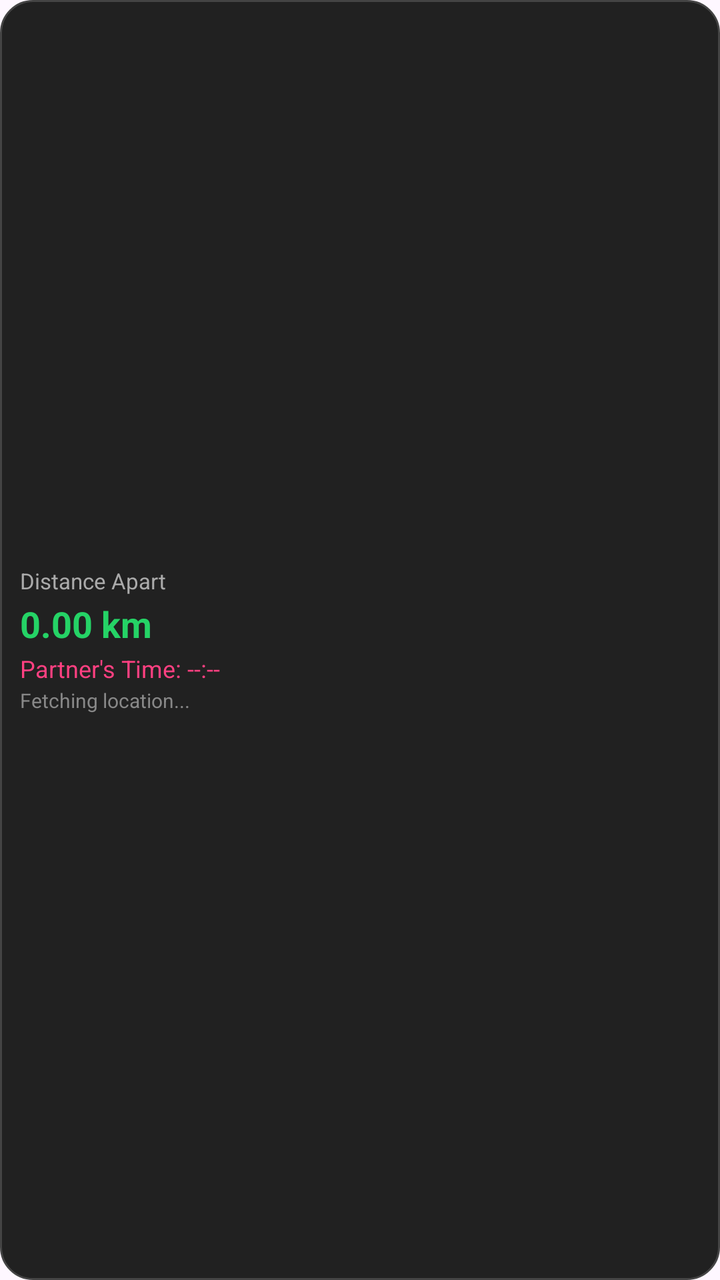
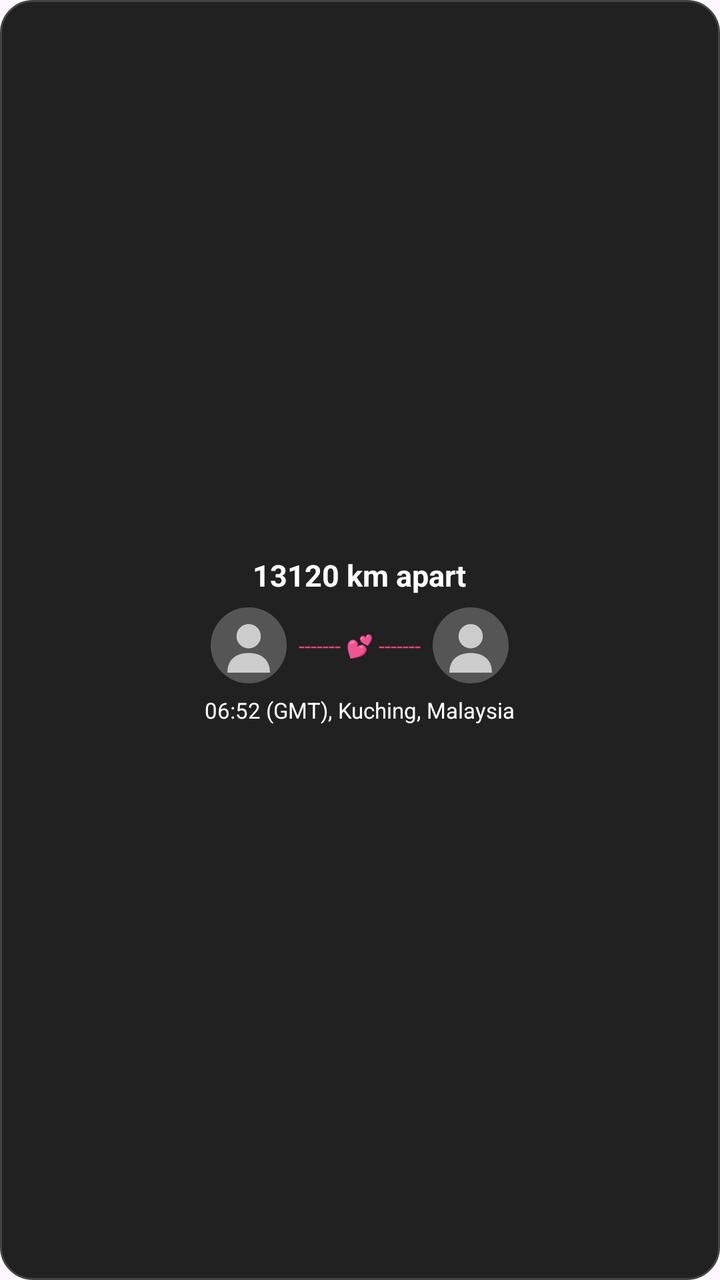

Screens rendered from an Android XML layout before and after an edit, with the pre-edit source and the edit as a unified diff.
<!-- AndroidManifest.xml: application theme Theme.ProjectCecily -->
<!-- res/layout/widget_ldr_status.xml -->
<?xml version="1.0" encoding="utf-8"?>
<LinearLayout xmlns:android="http://schemas.android.com/apk/res/android"
    android:id="@+id/widget_ldr_root"
    android:layout_width="match_parent"
    android:layout_height="match_parent"
    android:background="@drawable/widget_background"
    android:gravity="center_vertical"
    android:orientation="vertical"
    android:padding="10dp">

    <TextView
        android:id="@+id/tvWidgetHeader"
        android:layout_width="wrap_content"
        android:layout_height="wrap_content"
        android:text="Distance Apart"
        android:textColor="#AAAAAA"
        android:textSize="11sp" />

    <TextView
        android:id="@+id/tvWidgetDistanceText"
        android:layout_width="wrap_content"
        android:layout_height="wrap_content"
        android:layout_marginTop="2dp"
        android:text="0.00 km"
        android:textColor="#25D366"
        android:textSize="18sp"
        android:textStyle="bold" />

    <TextView
        android:id="@+id/tvWidgetPartnerTimeText"
        android:layout_width="wrap_content"
        android:layout_height="wrap_content"
        android:layout_marginTop="2dp"
        android:text="Partner's Time: --:--"
        android:textColor="#FF4081"
        android:textSize="12sp" />

    <TextView
        android:id="@+id/tvWidgetPartnerLocationText"
        android:layout_width="wrap_content"
        android:layout_height="wrap_content"
        android:layout_marginTop="1dp"
        android:text="Fetching location..."
        android:textColor="#888888"
        android:textSize="10sp" />

</LinearLayout>
<!-- resources referenced by this layout -->
<resources>
  <!-- drawable widget_background (drawable) -->
  <?xml version="1.0" encoding="utf-8"?>
  <shape xmlns:android="http://schemas.android.com/apk/res/android">
      <solid android:color="#212121" />
      <corners android:radius="16dp" />
      <stroke android:width="1dp" android:color="#444444" />
  </shape>
  <style name="Theme.ProjectCecily" parent="Base.Theme.ProjectCecily" />
  <style name="Base.Theme.ProjectCecily" parent="Theme.Material3.DayNight.NoActionBar">
          
          <item name="colorPrimary">@color/nav_selected</item>
          <item name="windowActionBar">false</item>
          <item name="windowNoTitle">true</item>
  
          
          <item name="colorOnSecondaryContainer">@color/nav_selected</item>
      </style>
  <color name="nav_selected">#007AFF</color>
</resources>

<!-- the commit's change to res/layout/widget_ldr_status.xml (unified diff, before → after) -->
@@ -4,44 +4,66 @@
     android:layout_width="match_parent"
     android:layout_height="match_parent"
     android:background="@drawable/widget_background"
-    android:gravity="center_vertical"
+    android:gravity="center"
     android:orientation="vertical"
-    android:padding="10dp">
+    android:padding="12dp">
 
+    
     <TextView
-        android:id="@+id/tvWidgetHeader"
+        android:id="@+id/tvWidgetTopLine"
         android:layout_width="wrap_content"
         android:layout_height="wrap_content"
-        android:text="Distance Apart"
-        android:textColor="#AAAAAA"
+        android:gravity="center"
+        android:text="13120 km apart"
+        android:textColor="#FFFFFF"
+        android:textSize="15sp"
+        android:textStyle="bold" />
+
+    
+    <LinearLayout
+        android:layout_width="wrap_content"
+        android:layout_height="wrap_content"
+        android:layout_marginTop="6dp"
+        android:layout_marginBottom="6dp"
+        android:gravity="center"
+        android:orientation="horizontal">
+
+        <ImageView
+            android:id="@+id/ivWidgetMyAvatar"
+            android:layout_width="38dp"
+            android:layout_height="38dp"
+            android:contentDescription="My Avatar"
+            android:scaleType="centerCrop"
+            android:src="@drawable/ic_blank_user" />
+
+        <TextView
+            android:id="@+id/tvWidgetDottedLine"
+            android:layout_width="wrap_content"
+            android:layout_height="wrap_content"
+            android:layout_marginStart="6dp"
+            android:layout_marginEnd="6dp"
+            android:text="------- 💕 -------"
+            android:textColor="#FF4081"
+            android:textSize="11sp" />
+
+        <ImageView
+            android:id="@+id/ivWidgetPartnerAvatar"
+            android:layout_width="38dp"
+            android:layout_height="38dp"
+            android:contentDescription="Partner Avatar"
+            android:scaleType="centerCrop"
+            android:src="@drawable/ic_blank_user" />
+
+    </LinearLayout>
+
+    
+    <TextView
+        android:id="@+id/tvWidgetBottomLine"
+        android:layout_width="wrap_content"
+        android:layout_height="wrap_content"
+        android:gravity="center"
+        android:text="06:52 (GMT), Kuching, Malaysia"
+        android:textColor="#FFFFFF"
         android:textSize="11sp" />
 
-    <TextView
-        android:id="@+id/tvWidgetDistanceText"
-        android:layout_width="wrap_content"
-        android:layout_height="wrap_content"
-        android:layout_marginTop="2dp"
-        android:text="0.00 km"
-        android:textColor="#25D366"
-        android:textSize="18sp"
-        android:textStyle="bold" />
-
-    <TextView
-        android:id="@+id/tvWidgetPartnerTimeText"
-        android:layout_width="wrap_content"
-        android:layout_height="wrap_content"
-        android:layout_marginTop="2dp"
-        android:text="Partner's Time: --:--"
-        android:textColor="#FF4081"
-        android:textSize="12sp" />
-
-    <TextView
-        android:id="@+id/tvWidgetPartnerLocationText"
-        android:layout_width="wrap_content"
-        android:layout_height="wrap_content"
-        android:layout_marginTop="1dp"
-        android:text="Fetching location..."
-        android:textColor="#888888"
-        android:textSize="10sp" />
-
 </LinearLayout>
<!-- resource entries referenced after the edit -->
@@ -1,5 +1,25 @@
 <!-- resources referenced by this layout -->
 <resources>
+  <!-- drawable ic_blank_user (drawable) -->
+  <?xml version="1.0" encoding="utf-8"?>
+  <vector xmlns:android="http://schemas.android.com/apk/res/android"
+      android:width="120dp"
+      android:height="120dp"
+      android:viewportWidth="100"
+      android:viewportHeight="100">
+      
+      <path
+          android:fillColor="#555555"
+          android:pathData="M0,50 A50,50 0 1,0 100,50 A50,50 0 1,0 0,50 Z" />
+      
+      <path
+          android:fillColor="#CCCCCC"
+          android:pathData="M50,22 A16,16 0 1,0 50,54 A16,16 0 1,0 50,22 Z" />
+      
+      <path
+          android:fillColor="#CCCCCC"
+          android:pathData="M22,86 C22,68 34,60 50,60 C66,60 78,68 78,86 Z" />
+  </vector>
   <!-- drawable widget_background (drawable) -->
   <?xml version="1.0" encoding="utf-8"?>
   <shape xmlns:android="http://schemas.android.com/apk/res/android">
